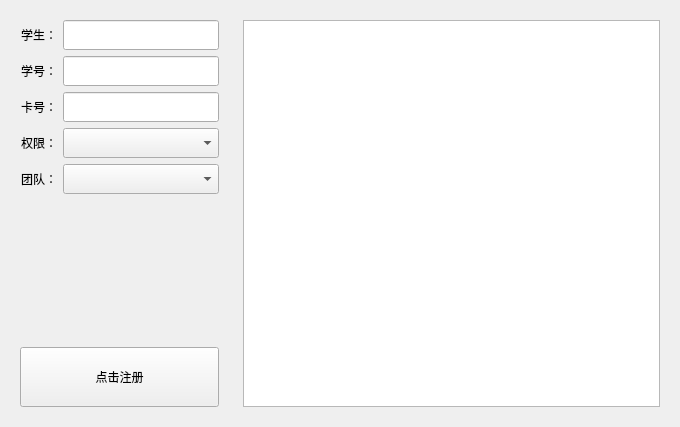
UESTC-ICT401/Attendance, file UI/ui_student_register.ui: the form before one commit.
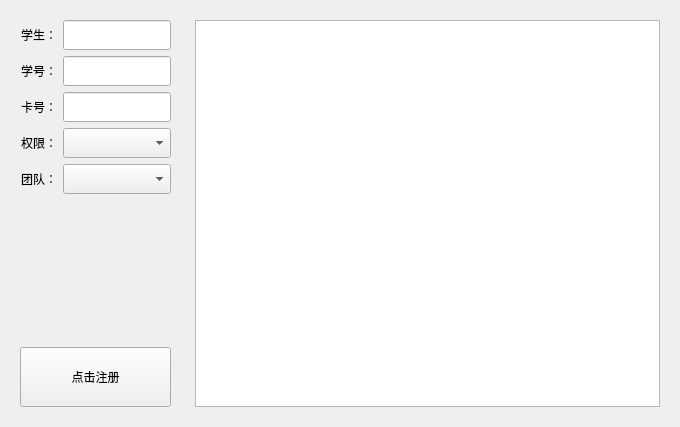
The form after the commit.

What changed in the file:
```diff
--- a/UI/ui_student_register.ui
+++ b/UI/ui_student_register.ui
@@ -16,13 +16,13 @@
   <property name="styleSheet">
    <string notr="true"/>
   </property>
-  <layout class="QHBoxLayout" name="horizontalLayout_2" stretch="1,2">
+  <layout class="QHBoxLayout" name="horizontalLayout_2" stretch="0,2">
    <item>
     <widget class="QWidget" name="widget" native="true">
      <property name="styleSheet">
       <string notr="true"/>
      </property>
-     <layout class="QVBoxLayout" name="verticalLayout_5" stretch="1,1,2">
+     <layout class="QVBoxLayout" name="verticalLayout_5" stretch="0,1,2">
       <item>
        <layout class="QHBoxLayout" name="horizontalLayout_3" stretch="0,0">
         <property name="leftMargin">
```
